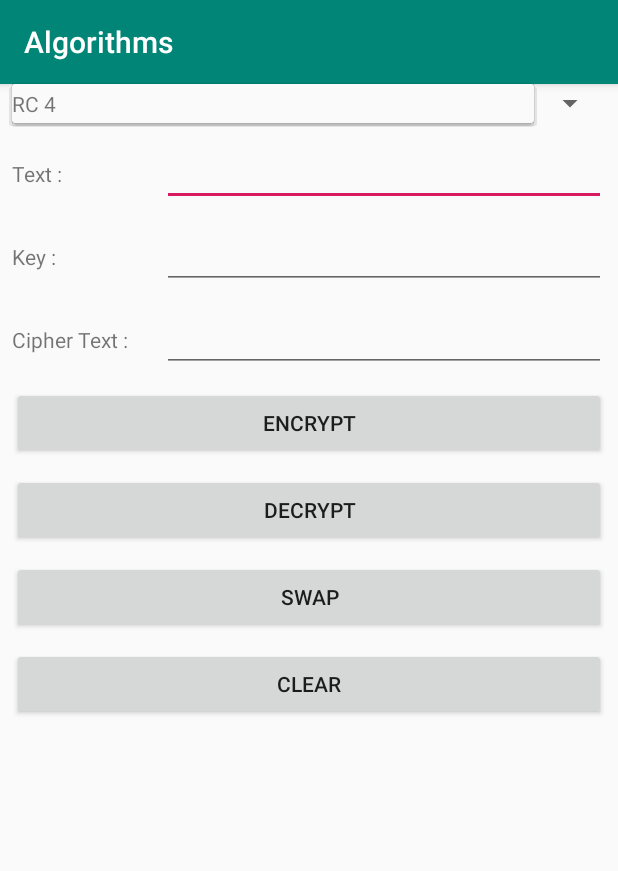
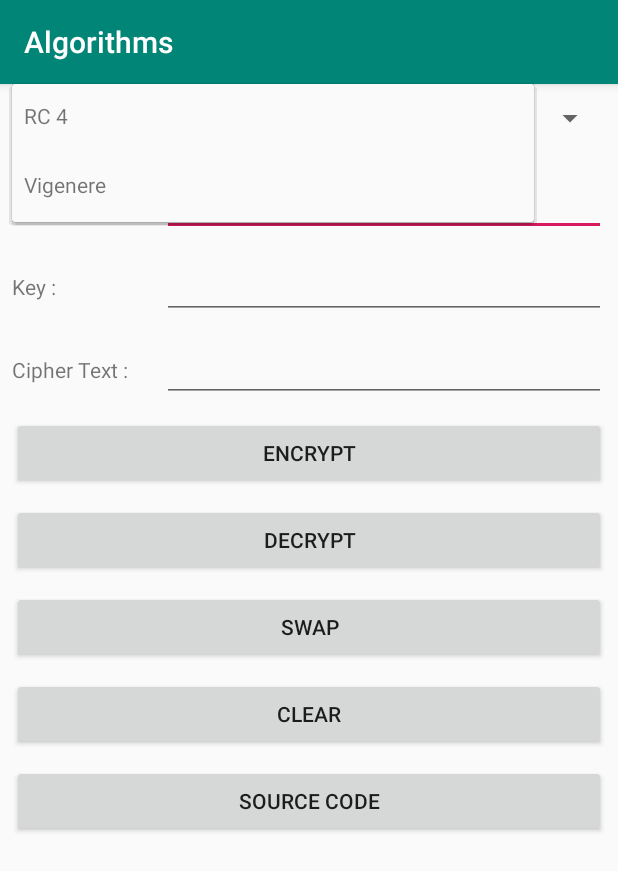
Before and after one commit to TeguhPratala/security-algorithms-android, an Android app: the screen it shows after launch (MainActivity), after a tap on "RC 4", on a phone screen of 412 x 824 dp. Shown: the top 871 px of the screen. Run offline under Robolectric (Android 15) with nearby library versions, the phone set to English and light mode, and no system bars.

Commit message:
Add Vigenere Algo

```diff
--- a/app/src/main/java/com/testing/securityalgorithms/algorithms/Algorithms.java
+++ b/app/src/main/java/com/testing/securityalgorithms/algorithms/Algorithms.java
@@ -1,6 +1,6 @@
 package com.testing.securityalgorithms.algorithms;
 
-import android.content.Context;
+        import android.content.Context;
 
 public abstract class Algorithms {
 
--- /dev/null
+++ b/app/src/main/java/com/testing/securityalgorithms/algorithms/Vigenere.java
@@ -0,0 +1,85 @@
+package com.testing.securityalgorithms.algorithms;
+
+import android.content.Context;
+
+@SuppressWarnings("SpellCheckingInspection")
+public class Vigenere extends Algorithms {
+
+    private static short[] charset;
+    private short[] keySet;
+    private static int MAX_CHARSET_LENGTH = 26;
+
+    static{
+        charset = new short[MAX_CHARSET_LENGTH];
+        for(short i = 0 ; i < MAX_CHARSET_LENGTH; i++){
+            charset[i] = i;
+            i++;
+        }
+    }
+
+    @SuppressWarnings("SpellCheckingInspection")
+    public Vigenere(Context context) {
+        super(context);
+    }
+
+    @Override
+    public String encrypt(String input) {
+        String upperCaseString = input.toUpperCase();
+        char[] textChar = new char[upperCaseString.length()];
+
+        if(keySet == null || keySet.length == 0){
+            return "";
+        }
+
+        for(int i = 0, j = 0 ; i < textChar.length; i ++){
+
+            if(upperCaseString.charAt(i) != ' '){
+                short temp =(short) (((upperCaseString.charAt(i) - 'A') + keySet[j % keySet.length] + 26 ) % 26);
+                textChar[i] = (char) (temp + 'A');
+                j++;
+            }else{
+                textChar[i] = ' ';
+            }
+        }
+
+        return new String(textChar);
+    }
+
+    @Override
+    public String decrypt(String input) {
+        String upperCaseString = input.toUpperCase();
+        char[] textChar = new char[upperCaseString.length()];
+
+        if(keySet == null || keySet.length == 0){
+            return "";
+        }
+
+        for(int i = 0, j =0 ; i < textChar.length; i ++){
+
+            if(upperCaseString.charAt(i) != ' '){
+                short temp =(short) (((upperCaseString.charAt(i) - 'A') - keySet[j % keySet.length] + 26 ) % 26);
+                j++;
+                textChar[i] = (char) (temp + 'A');
+            }else{
+                textChar[i] = ' ';
+            }
+        }
+
+        return new String(textChar);
+    }
+
+    @Override
+    public void initKey(String key) {
+        String ignorCase = key.toUpperCase().trim();
+        keySet = new short[key.length()];
+
+        for(int i = 0 ; i < ignorCase.length(); i ++){
+            keySet[i] = (short) (ignorCase.charAt(i) - 'A');
+        }
+    }
+
+    @Override
+    public String toString() {
+        return "Vigenere";
+    }
+}
--- a/app/src/main/res/layout/activity_main.xml
+++ b/app/src/main/res/layout/activity_main.xml
@@ -95,7 +95,15 @@
         android:layout_width="match_parent"
         android:layout_height="wrap_content"
         android:onClick="clearClicked"
+        android:layout_marginBottom="10dp"
         android:text="@string/stop" />
+
+    <Button
+        android:id="@+id/btn_source_code"
+        android:layout_width="match_parent"
+        android:layout_height="wrap_content"
+        android:onClick="sourceCodeClicked"
+        android:text="@string/source" />
 
 
 </LinearLayout>
--- a/app/src/main/res/layout/spinner_snippet.xml
+++ b/app/src/main/res/layout/spinner_snippet.xml
@@ -1,11 +1,12 @@
 <?xml version="1.0" encoding="utf-8"?>
 <LinearLayout xmlns:android="http://schemas.android.com/apk/res/android"
     android:orientation="vertical" android:layout_width="match_parent"
-    android:layout_height="match_parent">
+    android:layout_height="match_parent"
+    android:padding="8dp">
 
     <TextView
         android:layout_width="match_parent"
-        android:layout_height="wrap_content"
+        android:layout_height="30dp"
         android:id="@+id/spinner_snippet_tv"
         android:paddingTop="3dp"
         android:paddingBottom="3dp"/>
--- a/app/src/main/res/values/strings.xml
+++ b/app/src/main/res/values/strings.xml
@@ -7,4 +7,5 @@
     <string name="decrypt">Decrypt</string>
     <string name="swap">Swap</string>
     <string name="stop">Clear</string>
+    <string name="source">Source Code</string>
 </resources>
```
Also changed, not shown: app/src/main/java/com/testing/securityalgorithms/views/MainActivity.java (+10 -0 lines).
